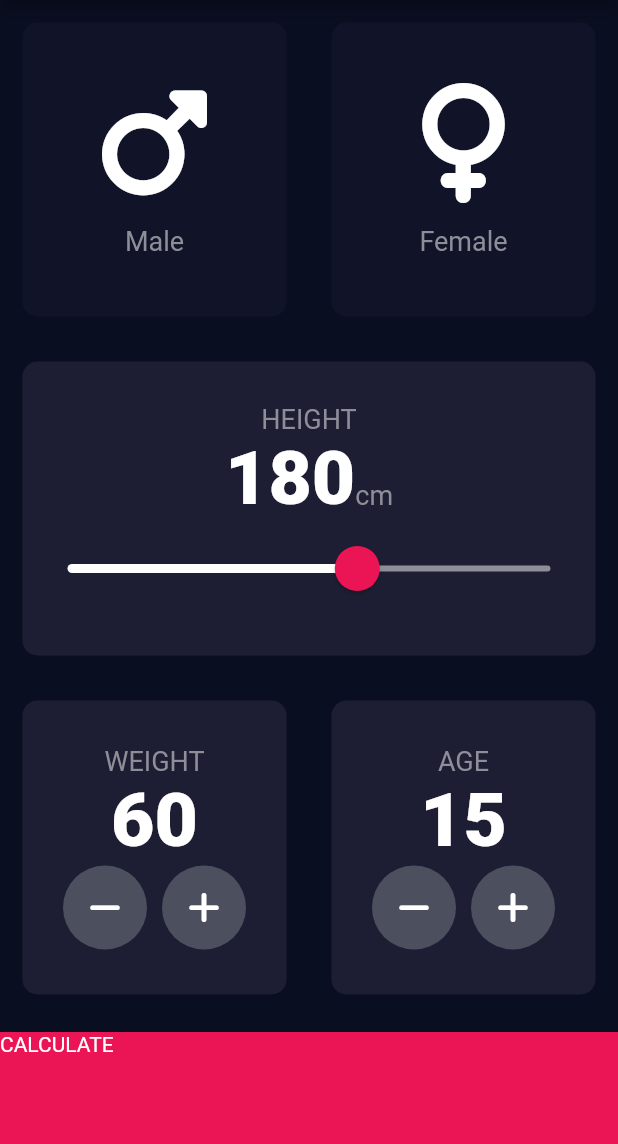
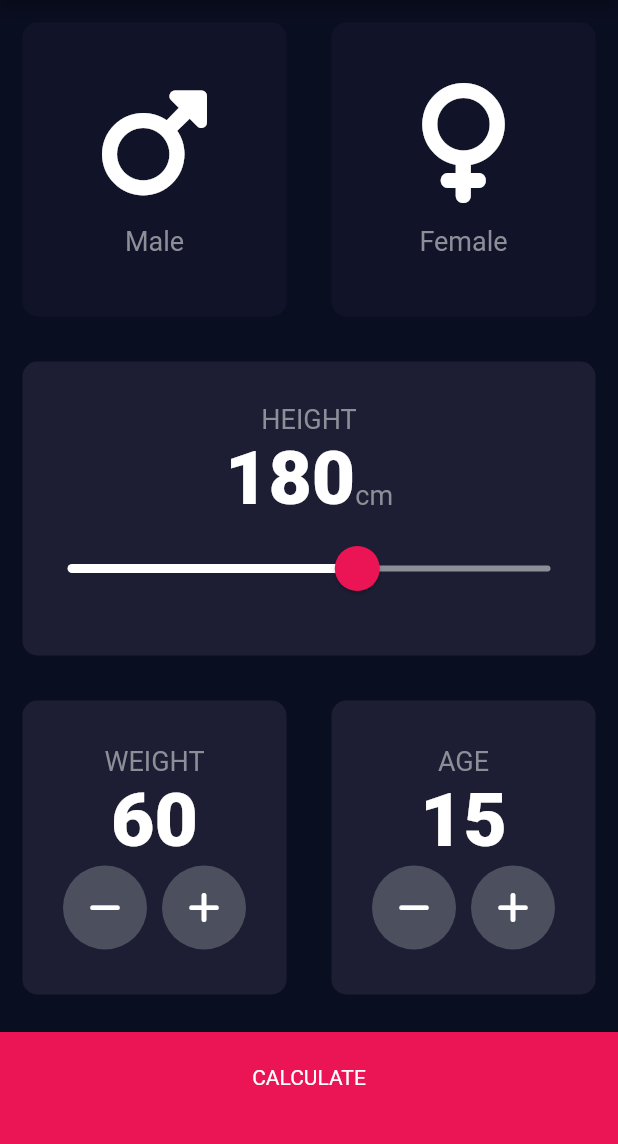
Before and after one commit to fmdoums/bmi_calculator_app, a Flutter app: the screen it shows after launch, on a phone screen of 412 x 824 dp, the part 84-1228 px from its top. Run offline on Flutter 3.47's test engine with Material 2 defaults, Android fonts, the phone set to English and light mode, and no system bars; our stand-ins replace font_awesome_flutter; missing offline and left inert: dart:ffi.

```diff
--- /dev/null
+++ b/lib/components/bottom_button.dart
@@ -0,0 +1,25 @@
+import 'package:flutter/material.dart';
+import '../constants.dart';
+
+class BottomButton extends StatelessWidget {
+  BottomButton({required this.buttonTitle, required this.onTap});
+
+  final VoidCallback onTap;
+  final String buttonTitle;
+  @override
+  Widget build(BuildContext context) {
+    return GestureDetector(
+      onTap: onTap,
+      child: Container(
+        child: Center(
+          child: Text(buttonTitle),
+        ),
+        color: kBottomContainerColor,
+        margin: EdgeInsets.only(top: 10),
+        padding: EdgeInsets.only(bottom: 20.0),
+        width: double.infinity,
+        height: kBottomContainerHeight,
+      ),
+    );
+  }
+}
--- a/lib/icon_content.dart
+++ b/lib/components/icon_content.dart
@@ -1,5 +1,5 @@
 import 'package:flutter/material.dart';
-import 'constants.dart';
+import 'package:bmi_calculator/constants.dart';
 
 class IconContent extends StatelessWidget {
   IconContent({required this.icon, required this.label});
--- /dev/null
+++ b/lib/components/round_icon_button.dart
@@ -0,0 +1,18 @@
+import 'package:flutter/material.dart';
+
+class RoundIconButton extends StatelessWidget {
+  const RoundIconButton({Key? key, this.icon, this.onPress}) : super(key: key);
+
+  final IconData? icon;
+  final VoidCallback? onPress;
+  @override
+  Widget build(BuildContext context) {
+    return RawMaterialButton(
+        child: Icon(icon),
+        elevation: 0.0,
+        constraints: BoxConstraints.tightFor(width: 56.0, height: 56.0),
+        shape: CircleBorder(),
+        fillColor: Color(0xFF4C4F5E),
+        onPressed: onPress);
+  }
+}
--- a/lib/main.dart
+++ b/lib/main.dart
@@ -1,6 +1,6 @@
 import 'package:flutter/material.dart';
 
-import 'input_page.dart';
+import 'screens/input_page.dart';
 
 void main() => runApp(BMICalculator());
 
--- a/lib/input_page.dart
+++ b/lib/screens/input_page.dart
@@ -1,11 +1,14 @@
 import 'dart:ffi';
 
-import 'package:bmi_calculator/result_page.dart';
-import 'package:bmi_calculator/reusable_card.dart';
+import 'result_page.dart';
+import 'package:bmi_calculator/components/reusable_card.dart';
 import 'package:flutter/material.dart';
 import 'package:font_awesome_flutter/font_awesome_flutter.dart';
-import 'icon_content.dart';
-import 'constants.dart';
+import 'package:bmi_calculator/components/icon_content.dart';
+import 'package:bmi_calculator/constants.dart';
+import 'package:bmi_calculator/components/bottom_button.dart';
+import 'package:bmi_calculator/components/round_icon_button.dart';
+import 'package:bmi_calculator/calculator_brain.dart';
 
 enum Gender { male, female }
 
@@ -211,39 +214,22 @@ class _InputPageState extends State<InputPage> {
                 ],
               ),
             ),
-            GestureDetector(
+            BottomButton(
+              buttonTitle: 'CALCULATE',
               onTap: () {
+                CalculatorBrain calc = CalculatorBrain(height, weight);
                 Navigator.push(
                   context,
-                  MaterialPageRoute(builder: (context) => ResultsPage()),
+                  MaterialPageRoute(
+                      builder: (context) => ResultsPage(
+                            bmiResult: calc.calculateBMI(),
+                            resultText: calc.getResult(),
+                            interpretation: calc.getInterpretation(),
+                          )),
                 );
               },
-              child: Container(
-                child: Text('CALCULATE'),
-                color: kBottomContainerColor,
-                margin: EdgeInsets.only(top: 10),
-                width: double.infinity,
-                height: kBottomContainerHeight,
-              ),
             )
           ],
         ));
   }
 }
-
-class RoundIconButton extends StatelessWidget {
-  const RoundIconButton({Key? key, this.icon, this.onPress}) : super(key: key);
-
-  final IconData? icon;
-  final VoidCallback? onPress;
-  @override
-  Widget build(BuildContext context) {
-    return RawMaterialButton(
-        child: Icon(icon),
-        elevation: 0.0,
-        constraints: BoxConstraints.tightFor(width: 56.0, height: 56.0),
-        shape: CircleBorder(),
-        fillColor: Color(0xFF4C4F5E),
-        onPressed: onPress);
-  }
-}
```
Also changed, not shown: lib/calculator_brain.dart (added, +35 -0 lines), lib/constants.dart (+10 -0 lines), lib/result_page.dart (deleted, +0 -13 lines), lib/screens/result_page.dart (added, +72 -0 lines), lib/components/reusable_card.dart (renamed from lib/reusable_card.dart).
